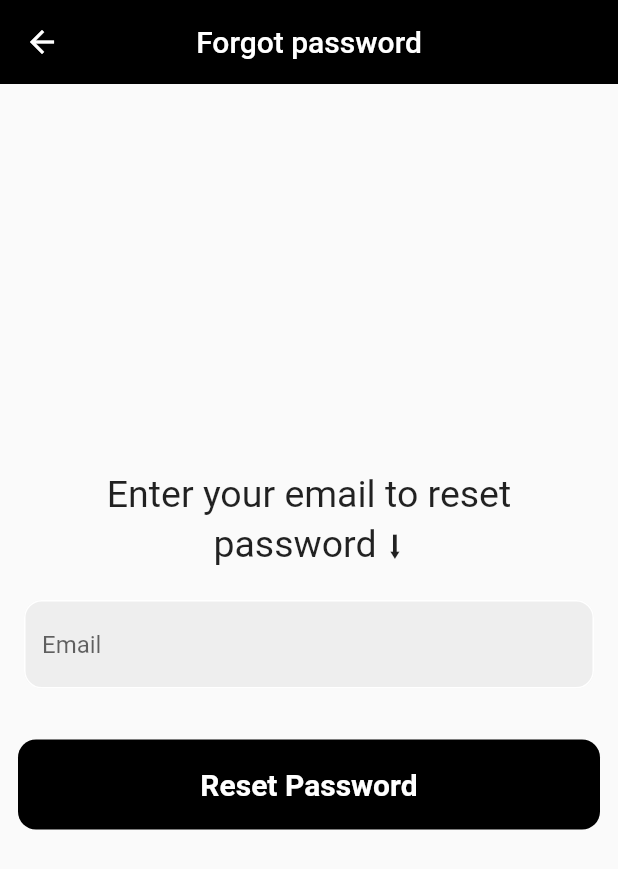
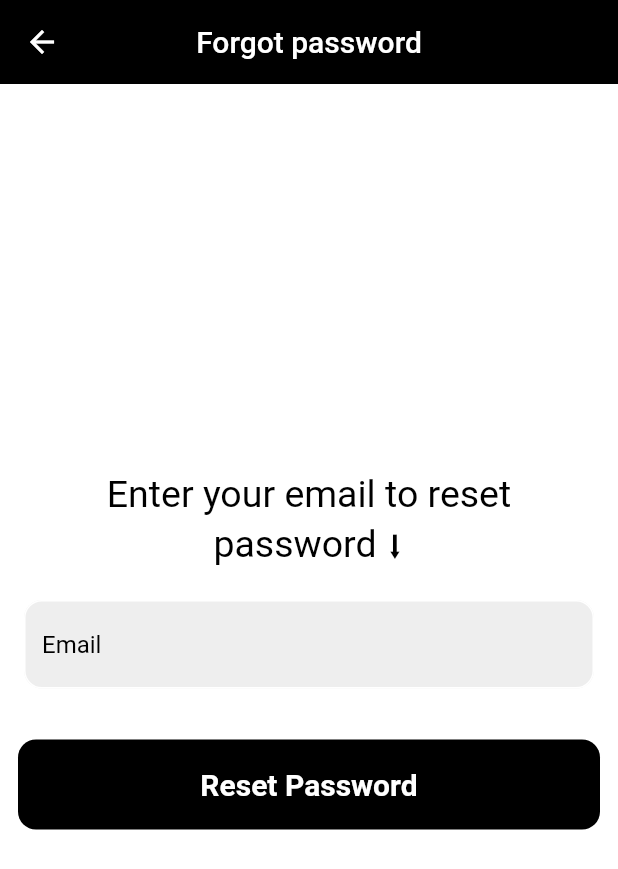
Before and after one commit to Tosin2289/ZIPIT, a Flutter app: the LoginPageMobile screen opened directly with empty values, after a tap on "Forgot Password", on a phone screen of 412 x 824 dp. Shown: the top 869 px of the screen. Run offline on Flutter 3.47's test engine with Material 2 defaults, Android fonts, the phone set to English and light mode, and no system bars; our stand-ins replace cloud_firestore, firebase_auth, firebase_core, google_fonts, lottie; accounts and stored records are empty; Roboto replaces fonts that are missing (Delius).

Commit message:
darkmode fuctionalities

```diff
--- a/lib/mobile/autenticate/forgotpasswordpageM.dart
+++ b/lib/mobile/autenticate/forgotpasswordpageM.dart
@@ -45,7 +45,9 @@ class _forgotPasswordPageMobileState extends State<forgotPasswordPageMobile> {
 
   @override
   Widget build(BuildContext context) {
+    var isDark = MediaQuery.of(context).platformBrightness == Brightness.dark;
     return Scaffold(
+      backgroundColor: isDark ? Colors.black : Colors.white,
       appBar: AppBar(
         elevation: 0,
         centerTitle: true,
@@ -60,34 +62,43 @@ class _forgotPasswordPageMobileState extends State<forgotPasswordPageMobile> {
             padding: EdgeInsets.symmetric(horizontal: 16.0),
             child: Text("Enter your email to reset password ⬇️",
                 textAlign: TextAlign.center,
-                style: GoogleFonts.delius(fontSize: 25)),
+                style: GoogleFonts.delius(
+                  fontSize: 25,
+                  color: isDark ? Colors.white : Colors.black,
+                )),
           ),
           Padding(
             padding: const EdgeInsets.symmetric(horizontal: 16.0, vertical: 22),
             child: TextField(
               controller: emailcontroller,
               decoration: InputDecoration(
+                hintStyle: GoogleFonts.delius(
+                    color: !isDark ? Colors.black : Colors.white),
                 hintText: 'Email',
                 border: InputBorder.none,
                 enabledBorder: OutlineInputBorder(
-                  borderSide: const BorderSide(color: Colors.white),
+                  borderSide:
+                      BorderSide(color: !isDark ? Colors.white : Colors.black),
                   borderRadius: BorderRadius.circular(12),
                 ),
                 focusedBorder: OutlineInputBorder(
-                  borderSide: const BorderSide(color: Colors.black),
+                  borderSide:
+                      BorderSide(color: !isDark ? Colors.black : Colors.white),
                   borderRadius: BorderRadius.circular(12),
                 ),
                 filled: true,
-                fillColor: Colors.grey[200],
+                fillColor: !isDark ? Colors.grey[200] : Colors.grey[700],
               ),
             ),
           ),
           Padding(
             padding: const EdgeInsets.all(12.0),
+            child: GestureDetector(
+              onTap: passwordReset,
               child: Container(
                 height: 60,
                 decoration: BoxDecoration(
-                color: Colors.black,
+                  color: !isDark ? Colors.black : Colors.white,
                   borderRadius: BorderRadius.circular(12),
                 ),
                 child: Center(
@@ -96,7 +107,8 @@ class _forgotPasswordPageMobileState extends State<forgotPasswordPageMobile> {
                     style: GoogleFonts.delius(
                         fontSize: 20,
                         fontWeight: FontWeight.bold,
-                      color: Colors.white),
+                        color: !isDark ? Colors.white : Colors.black),
+                  ),
                 ),
               ),
             ),
--- a/lib/mobile/autenticate/loginpageM.dart
+++ b/lib/mobile/autenticate/loginpageM.dart
@@ -55,8 +55,9 @@ class _LoginPageMobileState extends State<LoginPageMobile> {
 
   @override
   Widget build(BuildContext context) {
+    var isDark = MediaQuery.of(context).platformBrightness == Brightness.dark;
     return Scaffold(
-      backgroundColor: Colors.white,
+      backgroundColor: isDark ? Colors.black : Colors.white,
       body: SafeArea(
         child: Center(
           child: SingleChildScrollView(
@@ -82,21 +83,25 @@ class _LoginPageMobileState extends State<LoginPageMobile> {
                     style: GoogleFonts.delius(fontSize: 20),
                     controller: emailcontroller,
                     decoration: InputDecoration(
-                      hintStyle: GoogleFonts.delius(fontSize: 20),
+                      hintStyle: GoogleFonts.delius(
+                          fontSize: 20,
+                          color: isDark ? Colors.white70 : Colors.black87),
                       contentPadding: const EdgeInsets.symmetric(
                           vertical: 27, horizontal: 10),
                       hintText: 'Email',
                       border: InputBorder.none,
                       enabledBorder: OutlineInputBorder(
-                        borderSide: const BorderSide(color: Colors.white),
+                        borderSide: BorderSide(
+                            color: !isDark ? Colors.white : Colors.black),
                         borderRadius: BorderRadius.circular(12),
                       ),
                       focusedBorder: OutlineInputBorder(
-                        borderSide: const BorderSide(color: Colors.black),
+                        borderSide: BorderSide(
+                            color: !isDark ? Colors.black : Colors.white),
                         borderRadius: BorderRadius.circular(12),
                       ),
                       filled: true,
-                      fillColor: Colors.grey[200],
+                      fillColor: isDark ? Colors.grey[700] : Colors.grey[200],
                     ),
                   ),
                 ),
@@ -108,21 +113,25 @@ class _LoginPageMobileState extends State<LoginPageMobile> {
                     controller: passwordcontroller,
                     obscureText: true,
                     decoration: InputDecoration(
-                      hintStyle: GoogleFonts.delius(fontSize: 20),
+                      hintStyle: GoogleFonts.delius(
+                          fontSize: 20,
+                          color: isDark ? Colors.white70 : Colors.black87),
                       contentPadding: const EdgeInsets.symmetric(
                           vertical: 27, horizontal: 10),
                       hintText: 'Password',
                       border: InputBorder.none,
                       enabledBorder: OutlineInputBorder(
-                        borderSide: const BorderSide(color: Colors.white),
+                        borderSide: BorderSide(
+                            color: !isDark ? Colors.white : Colors.black),
                         borderRadius: BorderRadius.circular(12),
                       ),
                       focusedBorder: OutlineInputBorder(
-                        borderSide: const BorderSide(color: Colors.black),
+                        borderSide: BorderSide(
+                            color: !isDark ? Colors.white : Colors.black),
                         borderRadius: BorderRadius.circular(12),
                       ),
                       filled: true,
-                      fillColor: Colors.grey[200],
+                      fillColor: isDark ? Colors.grey[700] : Colors.grey[200],
                     ),
                   ),
                 ),
@@ -162,13 +171,13 @@ class _LoginPageMobileState extends State<LoginPageMobile> {
                         "Login",
                         style: GoogleFonts.delius(
                             letterSpacing: 1.5,
-                            color: Colors.white,
+                            color: isDark ? Colors.black : Colors.white,
                             fontWeight: FontWeight.bold,
                             fontSize: 30),
                       )),
                       height: 80,
                       decoration: BoxDecoration(
-                          color: Colors.black,
+                          color: isDark ? Colors.white : Colors.black,
                           borderRadius: BorderRadius.circular(15)),
                     ),
                   ),
@@ -182,7 +191,10 @@ class _LoginPageMobileState extends State<LoginPageMobile> {
                     Text(
                       "Dont have an account?",
                       style: GoogleFonts.delius(
-                          fontSize: 20, fontWeight: FontWeight.bold),
+                        fontSize: 20,
+                        fontWeight: FontWeight.bold,
+                        color: isDark ? Colors.white : Colors.black,
+                      ),
                     ),
                     GestureDetector(
                       onTap: widget.onTap,
```
Also changed, not shown: lib/mobile/autenticate/intro.dart (+11 -5 lines), lib/mobile/screens/homepage_mobile.dart (+19 -10 lines). Lines whose indentation alone changed are shown as unchanged.
